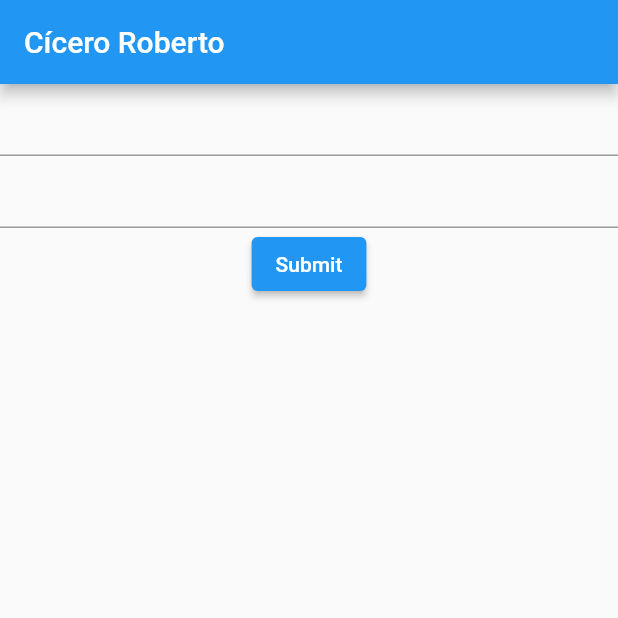
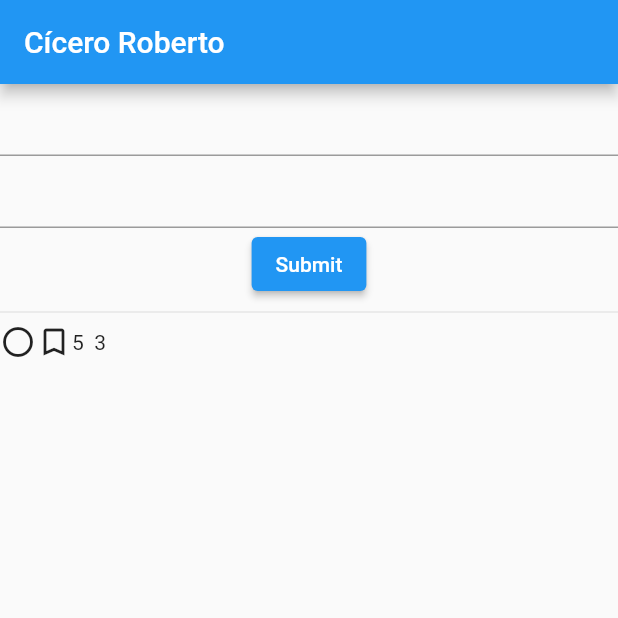
Before and after one commit to ulissesdias/si700_2021_s2, a Flutter app: the screen it shows after launch, on a phone screen of 412 x 824 dp, the top half of it. Run offline on Flutter 3.47's test engine with Material 2 defaults, Android fonts, the phone set to English and light mode, and no system bars; our stand-ins replace bloc, flutter_bloc.

Commit message:
Finalizando Bloc e Widgets

```diff
--- /dev/null
+++ b/gerenciamento_de_estados_bloc/lib/logic/form_widgets/checkbox_bloc.dart
@@ -0,0 +1,20 @@
+import 'package:bloc/bloc.dart';
+
+enum CheckBoxEvent { check, uncheck }
+enum CheckBoxState { checked, unchecked }
+
+class CheckBoxBloc extends Bloc<CheckBoxEvent, CheckBoxState> {
+  CheckBoxBloc(CheckBoxState initialState) : super(initialState);
+
+  @override
+  Stream<CheckBoxState> mapEventToState(CheckBoxEvent event) async* {
+    switch (event) {
+      case CheckBoxEvent.check:
+        yield CheckBoxState.checked;
+        break;
+      case CheckBoxEvent.uncheck:
+        yield CheckBoxState.unchecked;
+        break;
+    }
+  }
+}
--- /dev/null
+++ b/gerenciamento_de_estados_bloc/lib/logic/form_widgets/radio_bloc.dart
@@ -0,0 +1,10 @@
+import 'package:flutter_bloc/flutter_bloc.dart';
+
+class RadioBloc extends Bloc<int, int> {
+  RadioBloc(int initialState) : super(initialState);
+
+  @override
+  Stream<int> mapEventToState(int event) async* {
+    yield event;
+  }
+}
--- /dev/null
+++ b/gerenciamento_de_estados_bloc/lib/logic/form_widgets/slider_bloc.dart
@@ -0,0 +1,13 @@
+import 'package:flutter_bloc/flutter_bloc.dart';
+
+class SliderBloc extends Bloc<double, double> {
+  SliderBloc(double initialState) : super(initialState);
+
+  @override
+  Stream<double> mapEventToState(double event) async* {
+    /*
+      Faça algo com o backend
+    */
+    yield event;
+  }
+}
--- /dev/null
+++ b/gerenciamento_de_estados_bloc/lib/logic/form_widgets/switch_bloc.dart
@@ -0,0 +1,20 @@
+import 'package:bloc/bloc.dart';
+
+enum SwitchEvent { turn_on, turn_off }
+enum SwitchState { on, off }
+
+class SwitchBloc extends Bloc<SwitchEvent, SwitchState> {
+  SwitchBloc(SwitchState initialState) : super(initialState);
+
+  @override
+  Stream<SwitchState> mapEventToState(SwitchEvent event) async* {
+    switch (event) {
+      case SwitchEvent.turn_on:
+        yield SwitchState.on;
+        break;
+      case SwitchEvent.turn_off:
+        yield SwitchState.off;
+        break;
+    }
+  }
+}
--- a/gerenciamento_de_estados_bloc/lib/main.dart
+++ b/gerenciamento_de_estados_bloc/lib/main.dart
@@ -2,7 +2,12 @@ import 'package:flutter/material.dart';
 import 'package:flutter_bloc/flutter_bloc.dart';
 import 'package:gerenciamento_de_estados_bloc/logic/authentication/auth_bloc.dart';
 import 'package:gerenciamento_de_estados_bloc/logic/counter/counter_bloc.dart';
+import 'package:gerenciamento_de_estados_bloc/logic/form_widgets/radio_bloc.dart';
+import 'package:gerenciamento_de_estados_bloc/logic/form_widgets/slider_bloc.dart';
+import 'package:gerenciamento_de_estados_bloc/logic/form_widgets/switch_bloc.dart';
 import 'package:gerenciamento_de_estados_bloc/view/wrapper.dart';
+
+import 'logic/form_widgets/checkbox_bloc.dart';
 
 void main() {
   runApp(MyApp());
@@ -21,6 +26,13 @@ class MyApp extends StatelessWidget {
         home: MultiBlocProvider(providers: [
           BlocProvider(create: (context) => CounterBloc()),
           BlocProvider(create: (context) => AuthBloc()),
+          BlocProvider(
+              create: (context) => CheckBoxBloc(CheckBoxState.unchecked)),
+          BlocProvider(create: (context) => SwitchBloc(SwitchState.off)),
+          BlocProvider(create: (context) => SliderBloc(5)),
+          BlocProvider(
+            create: (context) => RadioBloc(3),
+          )
         ], child: Wrapper()));
   }
 }
--- a/gerenciamento_de_estados_bloc/lib/view/screens/login_screen.dart
+++ b/gerenciamento_de_estados_bloc/lib/view/screens/login_screen.dart
@@ -2,6 +2,10 @@ import 'package:flutter/material.dart';
 import 'package:flutter_bloc/flutter_bloc.dart';
 import 'package:gerenciamento_de_estados_bloc/logic/authentication/auth_bloc.dart';
 import 'package:gerenciamento_de_estados_bloc/logic/authentication/auth_event.dart';
+import 'package:gerenciamento_de_estados_bloc/logic/form_widgets/checkbox_bloc.dart';
+import 'package:gerenciamento_de_estados_bloc/logic/form_widgets/radio_bloc.dart';
+import 'package:gerenciamento_de_estados_bloc/logic/form_widgets/slider_bloc.dart';
+import 'package:gerenciamento_de_estados_bloc/logic/form_widgets/switch_bloc.dart';
 
 class LoginScreen extends StatelessWidget {
   @override
@@ -47,10 +51,31 @@ class LoginScreen extends StatelessWidget {
                 }
               },
               child: Text("Submit"),
-            )
+            ),
+            Divider(),
+            receptoresEvents(),
           ],
         ),
       ),
     );
   }
+
+  Widget receptoresEvents() {
+    return Row(
+      children: [
+        BlocBuilder<CheckBoxBloc, CheckBoxState>(
+            builder: (context, state) => state == CheckBoxState.checked
+                ? Icon(Icons.radio_button_checked)
+                : Icon(Icons.radio_button_unchecked)),
+        BlocBuilder<SwitchBloc, SwitchState>(
+            builder: (context, state) => state == SwitchState.on
+                ? Icon(Icons.turned_in)
+                : Icon(Icons.turned_in_not)),
+        BlocBuilder<SliderBloc, double>(
+            builder: (context, state) => Text("${state.toInt()}  ")),
+        BlocBuilder<RadioBloc, int>(
+            builder: (context, state) => Text("$state  "))
+      ],
+    );
+  }
 }
--- a/gerenciamento_de_estados_bloc/lib/view/wrapper.dart
+++ b/gerenciamento_de_estados_bloc/lib/view/wrapper.dart
@@ -4,14 +4,44 @@ import 'package:gerenciamento_de_estados_bloc/logic/authentication/auth_bloc.dar
 import 'package:gerenciamento_de_estados_bloc/logic/authentication/auth_state.dart';
 import 'package:gerenciamento_de_estados_bloc/view/screens/counter_screen.dart';
 import 'package:gerenciamento_de_estados_bloc/view/screens/login_screen.dart';
+import 'package:gerenciamento_de_estados_bloc/view/screens/widgets_bloc_manager.dart';
+import 'package:gerenciamento_de_estados_bloc/view/screens/widgets_stateful_manager.dart';
 
-class Wrapper extends StatelessWidget {
+class Wrapper extends StatefulWidget {
+  @override
+  State<StatefulWidget> createState() {
+    return WrapperState();
+  }
+}
+
+class WrapperState extends State<Wrapper> {
+  var _currentPage = 0;
+  var _pages = [CounterScreen(), WidgetsStateful(), WidgetsBloc()];
+
   @override
   Widget build(BuildContext context) {
     return BlocBuilder<AuthBloc, AuthState>(
       builder: (context, state) {
         if (state is Authenticated) {
-          return CounterScreen();
+          return Scaffold(
+              body: _pages[_currentPage],
+              bottomNavigationBar: BottomNavigationBar(
+                currentIndex: _currentPage,
+                onTap: (int novoIndex) {
+                  setState(() {
+                    _currentPage = novoIndex;
+                  });
+                },
+                items: [
+                  BottomNavigationBarItem(
+                      icon: Icon(Icons.ac_unit_outlined), label: "Counter"),
+                  BottomNavigationBarItem(
+                      icon: Icon(Icons.ac_unit_outlined),
+                      label: "StatefulWidget"),
+                  BottomNavigationBarItem(
+                      icon: Icon(Icons.ac_unit_outlined), label: "Bloc")
+                ],
+              ));
         } else {
           return LoginScreen();
         }
```
Also changed, not shown: gerenciamento_de_estados_bloc/lib/view/screens/widgets_bloc_manager.dart (added, +112 -0 lines), gerenciamento_de_estados_bloc/lib/view/screens/widgets_stateful_manager.dart (added, +76 -0 lines).
